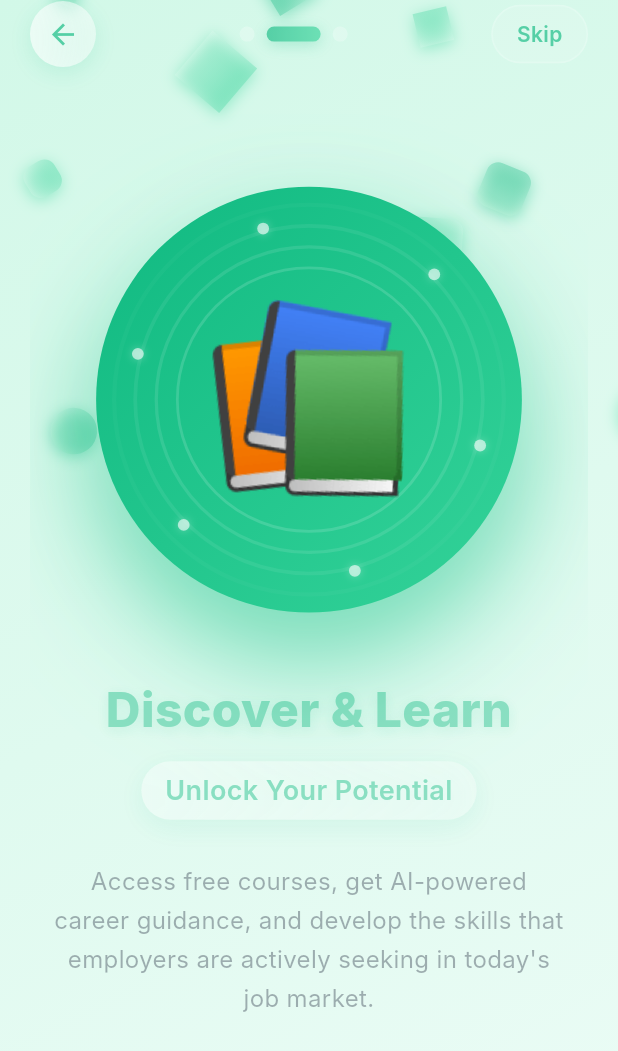
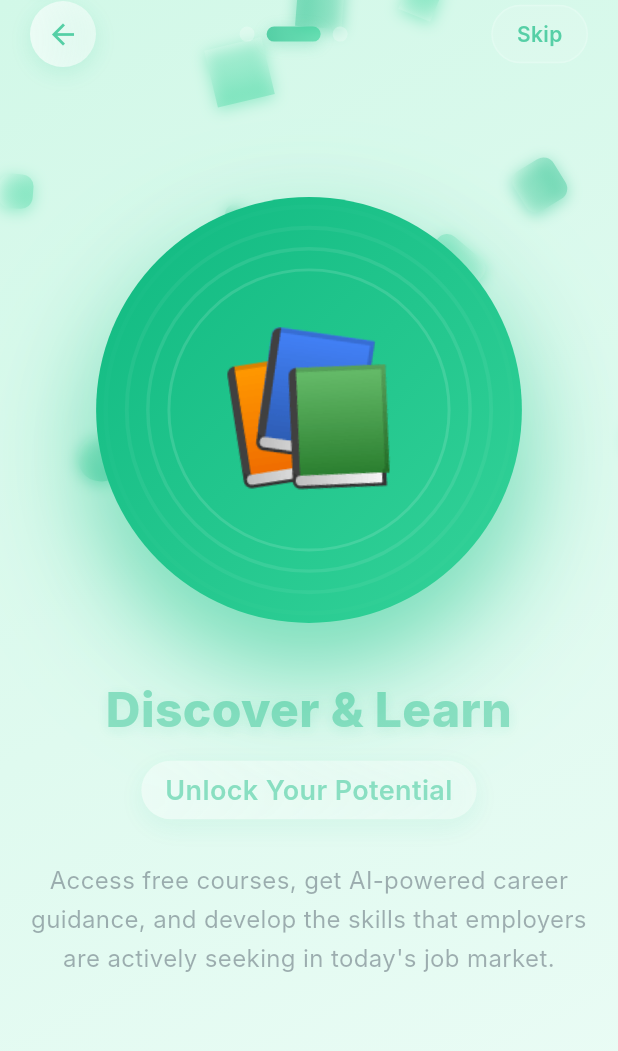
Before and after one commit to lukanyonani/SkillsBridge, a Flutter app: the screen it shows after launch, swiped to page 2, on a phone screen of 412 x 824 dp. Shown: the top 1051 px of the screen. Run offline on Flutter 3.47's test engine with Material 3 defaults, Android fonts, the phone set to English and light mode, and no system bars; our stand-ins replace dio, flutter_riverpod; Roboto replaces fonts that are missing (Inter).

Commit message:
animation changes

```diff
--- a/lib/views/onboarding/onboarding.dart
+++ b/lib/views/onboarding/onboarding.dart
@@ -25,7 +25,6 @@ class _OnboardingScreenState extends State<OnboardingScreen>
   late AnimationController _buttonController;
   late AnimationController _backgroundController;
   late AnimationController _colorController;
-  late AnimationController _rippleController;
 
   // Animations
   late Animation<Offset> _slideAnimation;
@@ -34,7 +33,6 @@ class _OnboardingScreenState extends State<OnboardingScreen>
   late Animation<double> _floatingAnimation;
   late Animation<double> _particleAnimation;
   late Animation<double> _buttonScaleAnimation;
-  late Animation<double> _backgroundAnimation;
   late Animation<double> _colorAnimation;
 
   final List<OnboardingPage> _pages = [
@@ -139,10 +137,6 @@ class _OnboardingScreenState extends State<OnboardingScreen>
       duration: const Duration(milliseconds: 12000),
       vsync: this,
     );
-    _backgroundAnimation = CurvedAnimation(
-      parent: _backgroundController,
-      curve: Curves.linear,
-    );
 
     // Color transition animation
     _colorController = AnimationController(
@@ -190,7 +184,6 @@ class _OnboardingScreenState extends State<OnboardingScreen>
     _buttonController.dispose();
     _backgroundController.dispose();
     _colorController.dispose();
-    _rippleController.dispose();
     super.dispose();
   }
 
@@ -333,8 +326,8 @@ class _OnboardingScreenState extends State<OnboardingScreen>
                     decoration: BoxDecoration(
                       gradient: LinearGradient(
                         colors: [
-                          colors[index % 2].withOpacity(0.3),
-                          accentColors[index % 2].withOpacity(0.2),
+                          colors[index % 2].withValues(alpha: 0.3),
+                          accentColors[index % 2].withValues(alpha: 0.2),
                         ],
                       ),
                       borderRadius: BorderRadius.circular(
@@ -342,7 +335,7 @@ class _OnboardingScreenState extends State<OnboardingScreen>
                       ),
                       boxShadow: [
                         BoxShadow(
-                          color: colors[index % 2].withOpacity(0.4),
+                          color: colors[index % 2].withValues(alpha: 0.4),
                           blurRadius: 8,
                           offset: Offset(
                             2 * math.sin(animation * 2 * math.pi),
@@ -405,15 +398,15 @@ class _OnboardingScreenState extends State<OnboardingScreen>
                       decoration: BoxDecoration(
                         gradient: LinearGradient(
                           colors: [
-                            Colors.white.withOpacity(0.9),
-                            Colors.white.withOpacity(0.7),
+                            Colors.white.withValues(alpha: 0.9),
+                            Colors.white.withValues(alpha: 0.7),
                           ],
                         ),
                         borderRadius: BorderRadius.circular(22),
                         boxShadow: [
                           BoxShadow(
                             color: _pages[_currentPage].particleColor
-                                .withOpacity(0.2),
+                                .withValues(alpha: 0.2),
                             blurRadius: 12,
                             offset: const Offset(0, 4),
                           ),
@@ -439,10 +432,10 @@ class _OnboardingScreenState extends State<OnboardingScreen>
                     vertical: 8,
                   ),
                   decoration: BoxDecoration(
-                    color: Colors.white.withOpacity(0.2),
+                    color: Colors.white.withValues(alpha: 0.2),
                     borderRadius: BorderRadius.circular(20),
                     border: Border.all(
-                      color: Colors.white.withOpacity(0.3),
+                      color: Colors.white.withValues(alpha: 0.3),
                       width: 1,
                     ),
                   ),
@@ -482,14 +475,14 @@ class _OnboardingScreenState extends State<OnboardingScreen>
                     ? LinearGradient(colors: _pages[_currentPage].gradient)
                     : null,
                 color: _currentPage != index
-                    ? Colors.white.withOpacity(0.4)
+                    ? Colors.white.withValues(alpha: 0.4)
                     : null,
                 borderRadius: BorderRadius.circular(5),
                 boxShadow: _currentPage == index
                     ? [
                         BoxShadow(
-                          color: _pages[_currentPage].particleColor.withOpacity(
-                            0.4,
+                          color: _pages[_currentPage].particleColor.withValues(
+                            alpha: 0.4,
                           ),
                           blurRadius: 8,
                           offset: const Offset(0, 2),
@@ -505,9 +498,7 @@ class _OnboardingScreenState extends State<OnboardingScreen>
   }
 
   Widget _buildPage(OnboardingPage page) {
-    return Padding(
-      padding: const EdgeInsets.symmetric(horizontal: 20),
-      child: SingleChildScrollView(
+    return SingleChildScrollView(
       child: ConstrainedBox(
         constraints: BoxConstraints(
           minHeight:
@@ -524,7 +515,6 @@ class _OnboardingScreenState extends State<OnboardingScreen>
             _buildAnimatedContentSection(page),
             const SizedBox(height: 40), // Added spacing instead of Spacer
           ],
-          ),
         ),
       ),
     );
@@ -554,17 +544,17 @@ class _OnboardingScreenState extends State<OnboardingScreen>
                 borderRadius: BorderRadius.circular(150),
                 boxShadow: [
                   BoxShadow(
-                    color: page.gradient[0].withOpacity(0.4),
+                    color: page.gradient[0].withValues(alpha: 0.4),
                     blurRadius: 50,
                     offset: const Offset(0, 25),
                   ),
                   BoxShadow(
-                    color: page.gradient[1].withOpacity(0.3),
+                    color: page.gradient[1].withValues(alpha: 0.3),
                     blurRadius: 80,
                     offset: const Offset(0, 40),
                   ),
                   BoxShadow(
-                    color: Colors.white.withOpacity(0.1),
+                    color: Colors.white.withValues(alpha: 0.1),
                     blurRadius: 30,
                     offset: const Offset(0, -15),
                   ),
@@ -587,45 +577,12 @@ class _OnboardingScreenState extends State<OnboardingScreen>
                               decoration: BoxDecoration(
                                 shape: BoxShape.circle,
                                 border: Border.all(
-                                  color: Colors.white.withOpacity(
-                                    0.15 * (1 - animationValue),
+                                  color: Colors.white.withValues(
+                                    alpha: 0.15 * (1 - animationValue),
                                   ),
                                   width: 3,
                                 ),
                               ),
-                            ),
-                          ),
-                        );
-                      },
-                    );
-                  }),
-
-                  // Orbiting dots
-                  ...List.generate(6, (index) {
-                    return AnimatedBuilder(
-                      animation: _backgroundAnimation,
-                      builder: (context, child) {
-                        final angle =
-                            (_backgroundAnimation.value * 2 * math.pi) +
-                            (index * math.pi / 3);
-                        final radius = 120.0;
-                        final x = radius * math.cos(angle);
-                        final y = radius * math.sin(angle);
-
-                        return Transform.translate(
-                          offset: Offset(x, y),
-                          child: Container(
-                            width: 8,
-                            height: 8,
-                            decoration: BoxDecoration(
-                              color: Colors.white.withOpacity(0.6),
-                              shape: BoxShape.circle,
-                              boxShadow: [
-                                BoxShadow(
-                                  color: Colors.white.withOpacity(0.3),
-                                  blurRadius: 4,
-                                ),
-                              ],
                             ),
                           ),
                         );
@@ -647,7 +604,7 @@ class _OnboardingScreenState extends State<OnboardingScreen>
                               page.image,
                               style: TextStyle(
                                 fontSize:
-                                    MediaQuery.of(context).size.width * 0.3,
+                                    MediaQuery.of(context).size.width * 0.25,
                               ),
                             ),
                           ),
@@ -689,7 +646,7 @@ class _OnboardingScreenState extends State<OnboardingScreen>
                           height: 1.2,
                           shadows: [
                             Shadow(
-                              color: page.particleColor.withOpacity(0.3),
+                              color: page.particleColor.withValues(alpha: 0.3),
                               blurRadius: 10,
                               offset: const Offset(0, 2),
                             ),
@@ -718,14 +675,14 @@ class _OnboardingScreenState extends State<OnboardingScreen>
                       decoration: BoxDecoration(
                         gradient: LinearGradient(
                           colors: [
-                            Colors.white.withOpacity(0.9),
-                            Colors.white.withOpacity(0.7),
+                            Colors.white.withValues(alpha: 0.9),
+                            Colors.white.withValues(alpha: 0.7),
                           ],
                         ),
                         borderRadius: BorderRadius.circular(25),
                         boxShadow: [
                           BoxShadow(
-                            color: page.particleColor.withOpacity(0.2),
+                            color: page.particleColor.withValues(alpha: 0.2),
                             blurRadius: 15,
                             offset: const Offset(0, 5),
                           ),
@@ -808,13 +765,15 @@ class _OnboardingScreenState extends State<OnboardingScreen>
                             padding: const EdgeInsets.symmetric(vertical: 18),
                             side: BorderSide(
                               color: _pages[_currentPage].particleColor
-                                  .withOpacity(0.3),
+                                  .withValues(alpha: 0.3),
                               width: 2,
                             ),
                             shape: RoundedRectangleBorder(
                               borderRadius: BorderRadius.circular(16),
                             ),
-                            backgroundColor: Colors.white.withOpacity(0.9),
+                            backgroundColor: Colors.white.withValues(
+                              alpha: 0.9,
+                            ),
                           ),
                           child: Text(
                             'Skip for now',
@@ -840,7 +799,7 @@ class _OnboardingScreenState extends State<OnboardingScreen>
                             padding: const EdgeInsets.symmetric(vertical: 18),
                             elevation: 12,
                             shadowColor: _pages[_currentPage].particleColor
-                                .withOpacity(0.4),
+                                .withValues(alpha: 0.4),
                             shape: RoundedRectangleBorder(
                               borderRadius: BorderRadius.circular(16),
                             ),
@@ -929,8 +888,10 @@ class EnhancedBackgroundPainter extends CustomPainter {
         wavePath.lineTo(x, y);
       }
 
-      paint.color = accentColors[wave % accentColors.length].withOpacity(0.1);
-      strokePaint.color = primaryColor.withOpacity(0.1);
+      paint.color = accentColors[wave % accentColors.length].withValues(
+        alpha: 0.1,
+      );
+      strokePaint.color = primaryColor.withValues(alpha: 0.1);
 
       canvas.drawPath(wavePath, strokePaint);
     }
@@ -948,8 +909,8 @@ class EnhancedBackgroundPainter extends CustomPainter {
 
       paint.shader = RadialGradient(
         colors: [
-          primaryColor.withOpacity(0.2),
-          accentColors[i % accentColors.length].withOpacity(0.1),
+          primaryColor.withValues(alpha: 0.2),
+          accentColors[i % accentColors.length].withValues(alpha: 0.1),
           Colors.transparent,
         ],
       ).createShader(Rect.fromCircle(center: Offset(x, y), radius: radius * 2));
@@ -986,7 +947,7 @@ class RipplePainter extends CustomPainter {
       final double radius = progress * size.width * 0.8;
       final double opacity = (1 - progress) * 0.3;
 
-      paint.color = color.withOpacity(opacity);
+      paint.color = color.withValues(alpha: opacity);
 
       if (radius > 0 && opacity > 0) {
         canvas.drawCircle(center, radius, paint);
```
Also changed, not shown: lib/views/home/home_screen.dart (+14 -12 lines), lib/views/splash_screen.dart (+10 -10 lines). Lines whose indentation alone changed are shown as unchanged.
